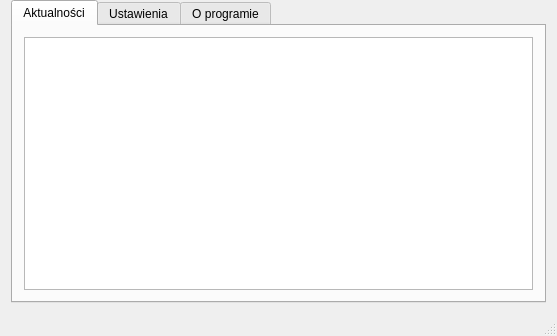
This is ui/mainwindow.ui in poxip/qcodedesk as Qt 5 draws it before an edit. The edited form follows.
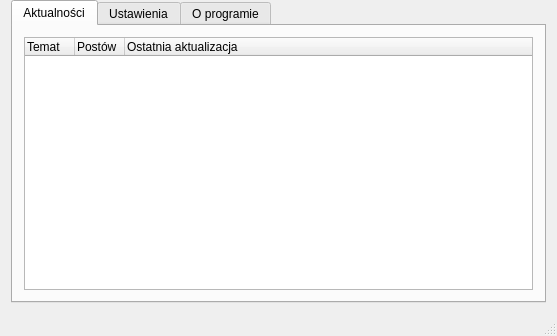
This is the edited form. The open tabs and pages were chosen to show the change. Icons and pictures are not drawn.

Patch:
```diff
--- a/ui/mainwindow.ui
+++ b/ui/mainwindow.ui
@@ -85,7 +85,7 @@
              <bool>false</bool>
             </property>
             <attribute name="headerVisible">
-             <bool>false</bool>
+             <bool>true</bool>
             </attribute>
             <attribute name="headerCascadingSectionResizes">
              <bool>false</bool>
```
Left out of the diff: 2 changed lines with no effect on the pictures.
